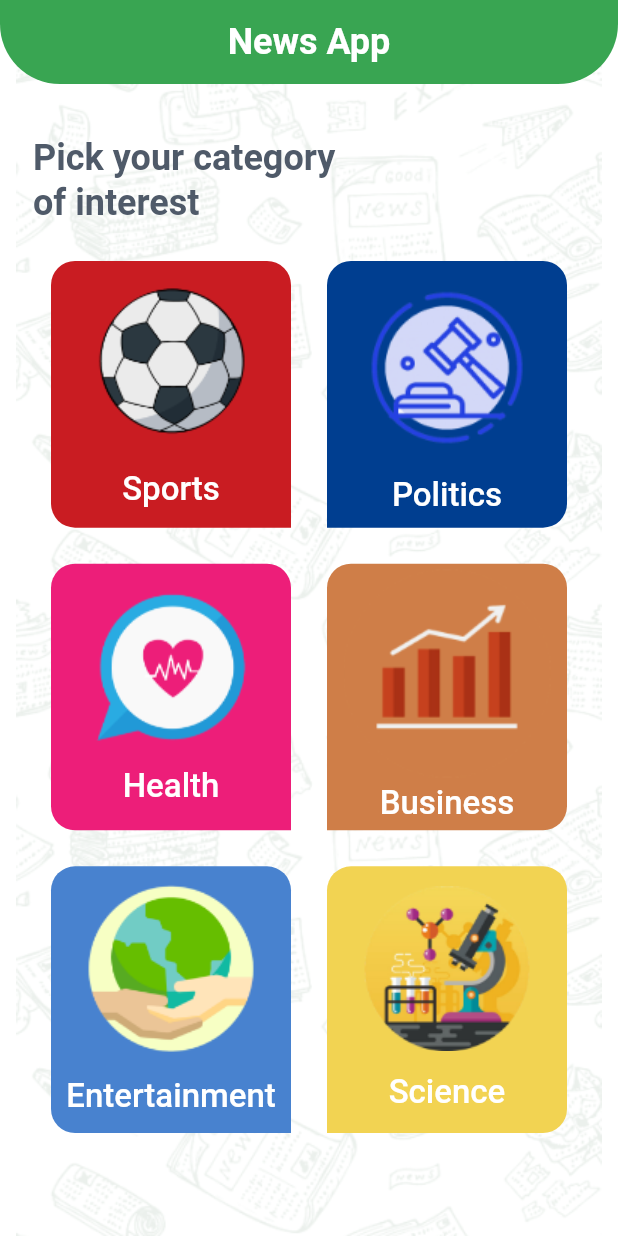
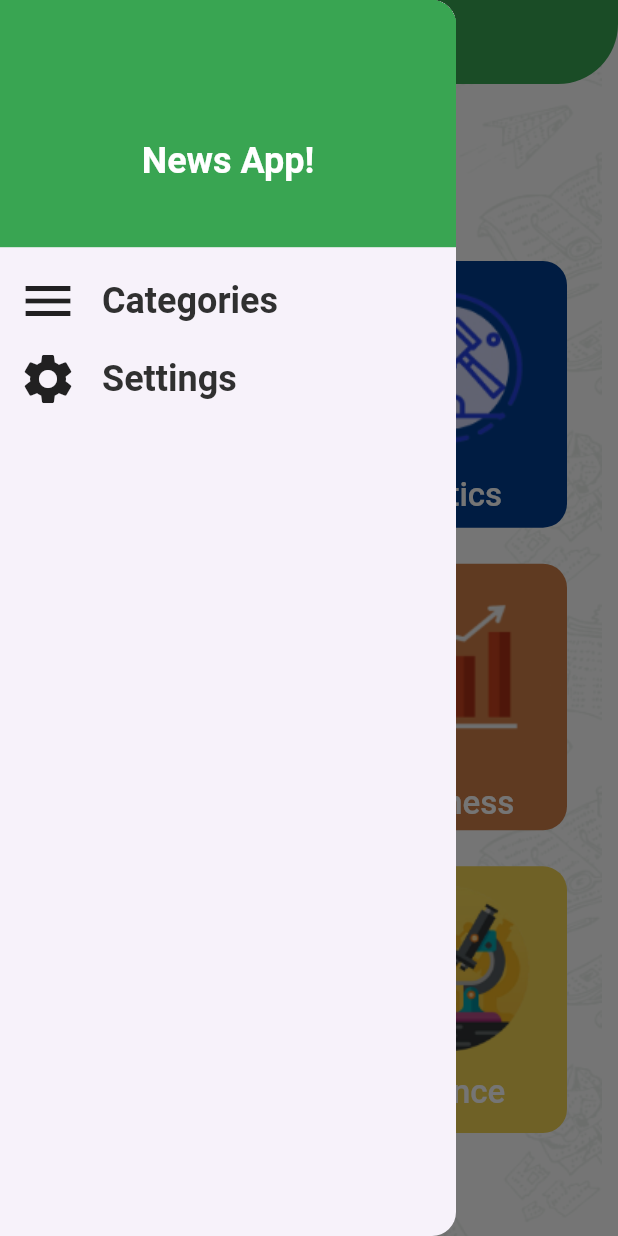
Before and after one commit to ASHmd97/news_x, a Flutter app: the screen it shows after launch, with the side drawer open (before the commit the screen has no drawer), on a phone screen of 412 x 824 dp. Run offline on Flutter 3.47's test engine with Material 3 defaults, Android fonts, the phone set to English and light mode, and no system bars.

Commit message:
Finish Drawer UI & Logic

```diff
--- a/lib/home/view/screens/categories_grid.dart
+++ b/lib/home/view/screens/categories_screen.dart
@@ -3,8 +3,8 @@ import 'package:news_x/home/data/models/category_model.dart';
 import 'package:news_x/home/view/widgets/category_item.dart';
 import 'package:news_x/shared/app_theme.dart';
 
-class CategoriesGrid extends StatelessWidget {
-  const CategoriesGrid({super.key});
+class CategoriesScreen extends StatelessWidget {
+  const CategoriesScreen({super.key});
 
   @override
   Widget build(BuildContext context) {
--- a/lib/home/view/screens/home.dart
+++ /dev/null
@@ -1,24 +0,0 @@
-import 'package:flutter/material.dart';
-import 'package:news_x/home/view/screens/categories_grid.dart';
-import 'package:news_x/shared/app_theme.dart';
-
-class Home extends StatelessWidget {
-  static const String routeName = '/home';
-  const Home({super.key});
-
-  @override
-  Widget build(BuildContext context) {
-    return Container(
-      decoration: const BoxDecoration(
-        color: AppTheme.white,
-        image: DecorationImage(
-          image: AssetImage('assets/pattern.png'),
-        ),
-      ),
-      child: Scaffold(
-        appBar: AppBar(title: const Text('News App')),
-        body: const CategoriesGrid(),
-      ),
-    );
-  }
-}
--- /dev/null
+++ b/lib/home/view/screens/home_screen.dart
@@ -0,0 +1,41 @@
+import 'package:flutter/material.dart';
+import 'package:news_x/home/view/screens/categories_screen.dart';
+import 'package:news_x/home/view/widgets/home_drawer.dart';
+import 'package:news_x/settings/view/screens/settings_screen.dart';
+import 'package:news_x/shared/app_theme.dart';
+
+class HomeScreen extends StatefulWidget {
+  static const String routeName = '/home';
+  const HomeScreen({super.key});
+
+  @override
+  State<HomeScreen> createState() => _HomeState();
+}
+
+class _HomeState extends State<HomeScreen> {
+  DrawerItem selectedItem = DrawerItem.categories;
+  void onSelectedItem(DrawerItem item) {
+    selectedItem = item;
+    setState(() {});
+    Navigator.of(context).pop();
+  }
+
+  @override
+  Widget build(BuildContext context) {
+    return Container(
+      decoration: const BoxDecoration(
+        color: AppTheme.white,
+        image: DecorationImage(
+          image: AssetImage('assets/pattern.png'),
+        ),
+      ),
+      child: Scaffold(
+        appBar: AppBar(title: const Text('News App')),
+        drawer: HomeDrawer(onSelectedItem),
+        body: selectedItem == DrawerItem.categories
+            ? const CategoriesScreen()
+            : const SettingsScreen(),
+      ),
+    );
+  }
+}
--- /dev/null
+++ b/lib/home/view/widgets/home_drawer.dart
@@ -0,0 +1,92 @@
+import 'package:flutter/material.dart';
+import 'package:news_x/shared/app_theme.dart';
+
+class HomeDrawer extends StatelessWidget {
+  const HomeDrawer(this.onSelectedItem, {super.key});
+  final void Function(DrawerItem) onSelectedItem;
+
+  @override
+  Widget build(BuildContext context) {
+    return Drawer(
+      child: Column(
+        crossAxisAlignment: CrossAxisAlignment.start,
+        children: [
+          Container(
+            padding: const EdgeInsets.only(top: 50),
+            decoration: const BoxDecoration(color: AppTheme.primary),
+            height: MediaQuery.sizeOf(context).height * 0.2,
+            width: double.infinity,
+            alignment: Alignment.center,
+            child: Text(
+              'News App!',
+              style: Theme.of(context).textTheme.titleLarge,
+            ),
+          ),
+          Padding(
+            padding: const EdgeInsets.symmetric(horizontal: 12.0, vertical: 16),
+            child: Column(
+              children: [
+                InkWell(
+                  onTap: () {
+                    onSelectedItem(DrawerItem.categories);
+                  },
+                  child: Row(
+                    mainAxisAlignment: MainAxisAlignment.start,
+                    crossAxisAlignment: CrossAxisAlignment.center,
+                    children: [
+                      const Icon(
+                        Icons.menu,
+                        size: 40,
+                      ),
+                      const SizedBox(
+                        width: 16,
+                      ),
+                      Text(
+                        'Categories',
+                        style: Theme.of(context)
+                            .textTheme
+                            .titleLarge
+                            ?.copyWith(color: AppTheme.black),
+                      )
+                    ],
+                  ),
+                ),
+                const SizedBox(height: 12),
+                InkWell(
+                  onTap: () {
+                    onSelectedItem(DrawerItem.settings);
+                  },
+                  child: Row(
+                    mainAxisAlignment: MainAxisAlignment.start,
+                    crossAxisAlignment: CrossAxisAlignment.center,
+                    children: [
+                      const Icon(
+                        Icons.settings,
+                        size: 40,
+                      ),
+                      const SizedBox(
+                        width: 16,
+                      ),
+                      Text(
+                        'Settings',
+                        style: Theme.of(context)
+                            .textTheme
+                            .titleLarge
+                            ?.copyWith(color: AppTheme.black),
+                      )
+                    ],
+                  ),
+                )
+              ],
+            ),
+          ),
+        ],
+      ),
+    );
+  }
+}
+
+enum DrawerItem {
+  categories,
+  settings,
+}
--- a/lib/main.dart
+++ b/lib/main.dart
@@ -1,5 +1,6 @@
 import 'package:flutter/material.dart';
-import 'package:news_x/home/view/screens/home.dart';
+import 'package:news_x/home/view/screens/home_screen.dart';
+import 'package:news_x/settings/view/screens/settings_screen.dart';
 import 'package:news_x/shared/app_theme.dart';
 
 void main() {
@@ -14,9 +15,10 @@ class NewsApp extends StatelessWidget {
     return MaterialApp(
       debugShowCheckedModeBanner: false,
       routes: {
-        Home.routeName: (context) => const Home(),
+        HomeScreen.routeName: (context) => const HomeScreen(),
+        SettingsScreen.routeName: (_) => const SettingsScreen(),
       },
-      initialRoute: Home.routeName,
+      initialRoute: HomeScreen.routeName,
       theme: AppTheme.lightTheme,
       themeMode: ThemeMode.light,
     );
--- /dev/null
+++ b/lib/settings/view/screens/settings_screen.dart
@@ -0,0 +1,13 @@
+import 'package:flutter/material.dart';
+
+class SettingsScreen extends StatelessWidget {
+  static const String routeName = '/settings';
+  const SettingsScreen({super.key});
+
+  @override
+  Widget build(BuildContext context) {
+    return const Center(
+      child: Text('Settings'),
+    );
+  }
+}
```
Also changed, not shown: lib/home/view/widgets/category_item.dart (line endings or trailing spaces).
